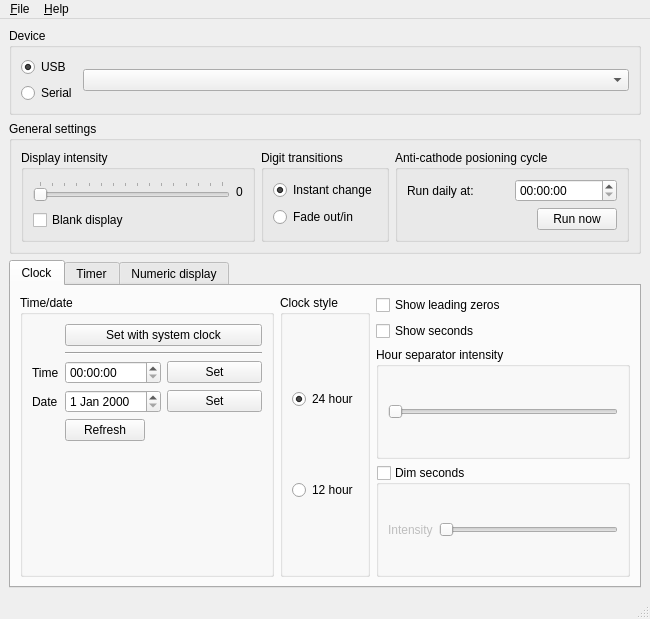
Before: the Qt Designer form sw/nixiedisp-gui/ui/mainwin.ui in jtsiomb/nixiedisp, drawn with Qt 5.
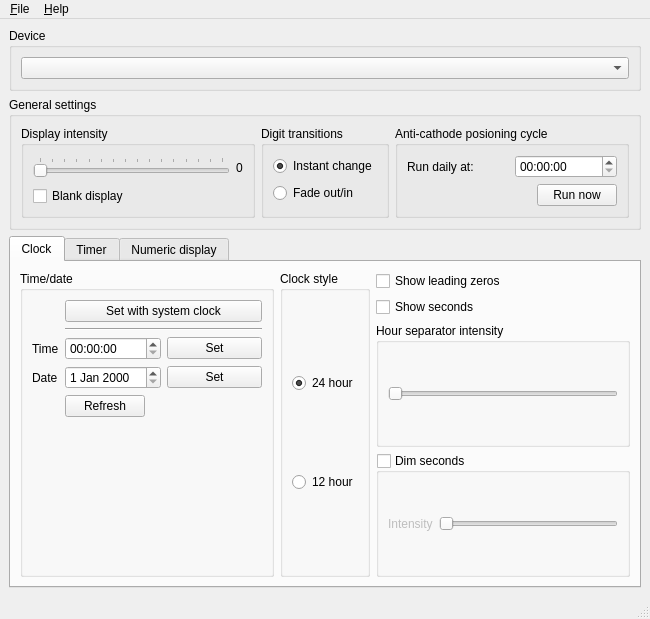
After: the same form once the commit is applied.

Diff of the .ui file:
```diff
--- a/sw/nixiedisp-gui/ui/mainwin.ui
+++ b/sw/nixiedisp-gui/ui/mainwin.ui
@@ -21,27 +21,6 @@
        <string>Device</string>
       </property>
       <layout class="QHBoxLayout" name="horizontalLayout_5">
-       <item>
-        <layout class="QVBoxLayout" name="verticalLayout_2" stretch="0,0">
-         <item>
-          <widget class="QRadioButton" name="rad_dev_usb">
-           <property name="text">
-            <string>USB</string>
-           </property>
-           <property name="checked">
-            <bool>true</bool>
-           </property>
-          </widget>
-         </item>
-         <item>
-          <widget class="QRadioButton" name="rad_dev_serial">
-           <property name="text">
-            <string>Serial</string>
-           </property>
-          </widget>
-         </item>
-        </layout>
-       </item>
        <item>
         <widget class="QComboBox" name="cbox_devsel">
          <property name="sizePolicy">
```
